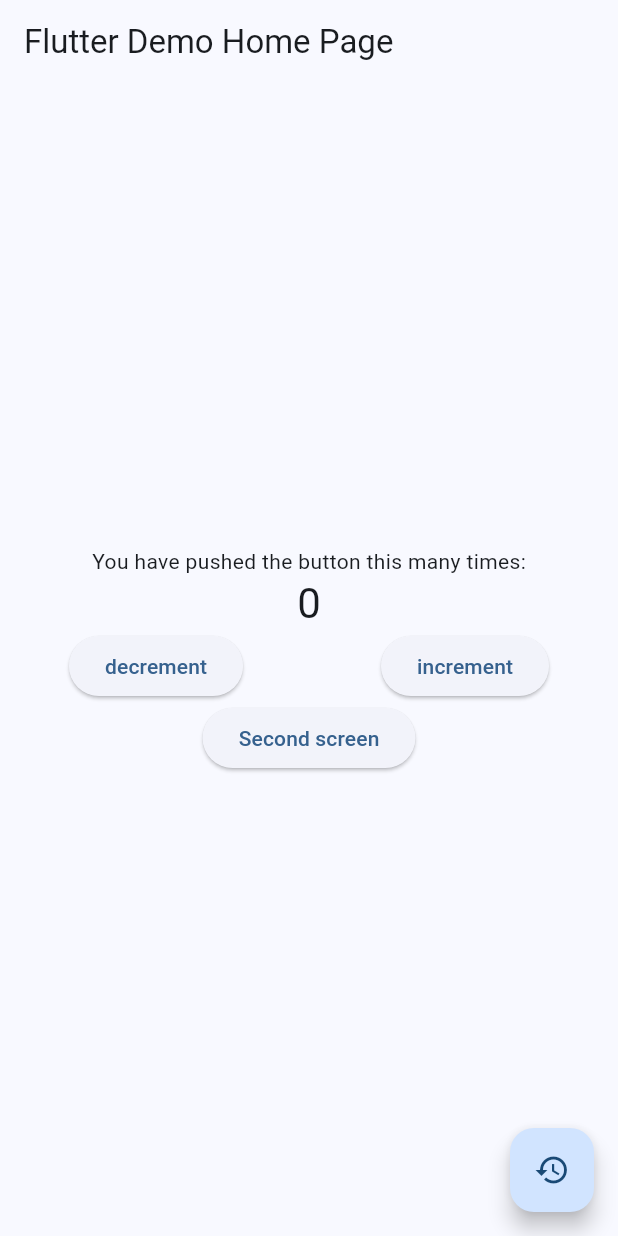
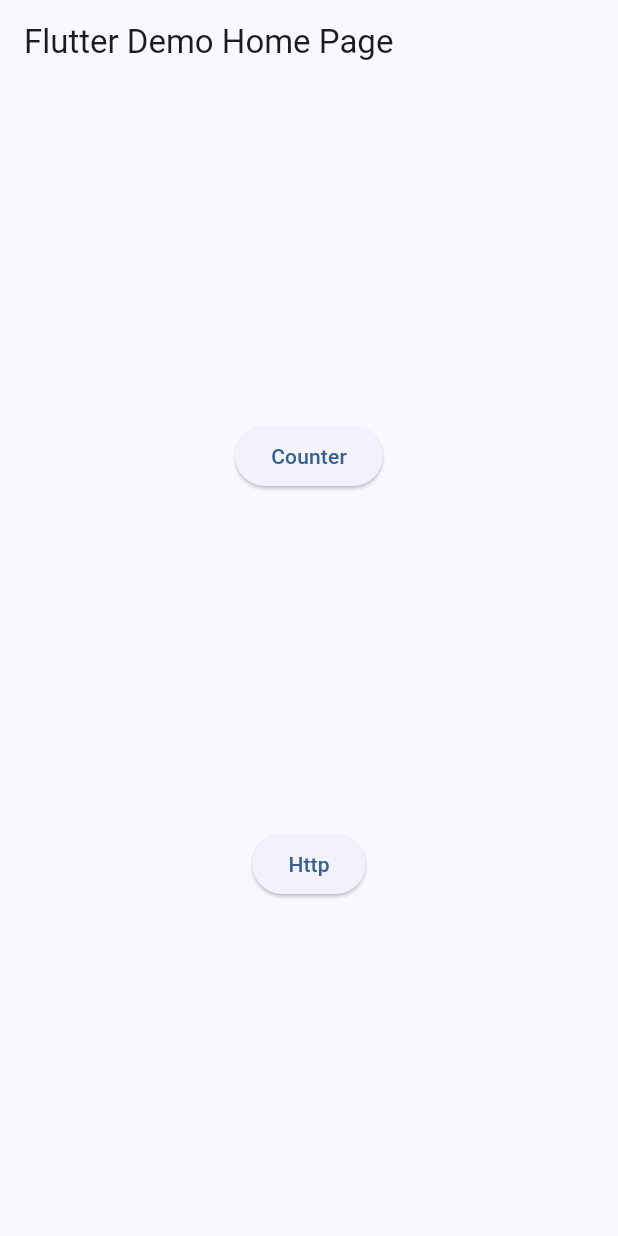
Before and after one commit to tirey93/flutter_application_1, a Flutter app: the screen it shows after launch, on a phone screen of 412 x 824 dp. Run offline on Flutter 3.47's test engine with Material 3 defaults, Android fonts, the phone set to English and light mode, and no system bars.

Commit message:
added http page

```diff
--- a/lib/main.dart
+++ b/lib/main.dart
@@ -3,7 +3,8 @@
 // that can be found in the LICENSE file.
 
 import 'package:flutter/material.dart';
-import 'package:flutter_application_1/second.dart';
+import 'package:flutter_application_1/counter.dart';
+import 'package:flutter_application_1/http.dart';
 
 void main() => runApp(const MyApp());
 
@@ -18,17 +19,15 @@ class MyApp extends StatelessWidget {
       theme: ThemeData(
         colorSchemeSeed: Colors.blue,
       ),
-      home: const MyHomePage(title: 'Flutter Demo Home Page'),
+      home: const MyHomePage(),
     );
   }
 }
 
+
 class MyHomePage extends StatefulWidget {
-  final String title;
-
   const MyHomePage({
     super.key,
-    required this.title,
   });
 
   @override
@@ -36,59 +35,27 @@ class MyHomePage extends StatefulWidget {
 }
 
 class _MyHomePageState extends State<MyHomePage> {
-  int _counter = 0;
-
-  void onPressedDecr() => setState(() {
-        _counter--;
-      });
-
-  void onPressedIncr() => setState(() {
-        _counter++;
-      });
-  void _resetCounter() {
-    setState(() {
-      _counter = 0;
-    });
-  }
-
   @override
   Widget build(BuildContext context) {
-    return Scaffold(
+    return MaterialApp(
+      title: 'Flutter Demo',
+      debugShowCheckedModeBanner: false,
+      theme: ThemeData(
+        colorSchemeSeed: Colors.blue,
+      ),
+      home: Scaffold(
         appBar: AppBar(
-        title: Text(widget.title),
+          title: const Text('Flutter Demo Home Page'),
         ),
         body: Center(
           child: Column(
-          mainAxisAlignment: MainAxisAlignment.center,
+            mainAxisAlignment: MainAxisAlignment.spaceEvenly,
             children: [
-            const Text(
-              'You have pushed the button this many times:',
-            ),
-            Text(
-              '$_counter',
-              style: Theme.of(context).textTheme.headlineMedium,
-            ),
-            Row(
-              mainAxisAlignment: MainAxisAlignment.spaceAround,
-              children: [
-                ElevatedButton(
-                    onPressed: onPressedDecr, child: const Text("decrement")),
-                ElevatedButton(
-                    onPressed: onPressedIncr, child: const Text("increment")),
-              ],
-            ),
-            ElevatedButton(
-              child: const Text("Second screen"),
-              onPressed: () {
-                  Navigator.push(context, MaterialPageRoute(builder: (context) => const SecondScreen()));
-              }, )
+              ElevatedButton(onPressed: () => Navigator.push(context, MaterialPageRoute(builder: (context) => const CounterPage())), child: const Text('Counter')),
+              ElevatedButton(onPressed: () => Navigator.push(context, MaterialPageRoute(builder: (context) => const HttpPage())), child: const Text('Http'))
             ],
           ),
         ),
-      floatingActionButton: FloatingActionButton(
-        onPressed: _resetCounter,
-        tooltip: 'Increment',
-        child: const Icon(Icons.restore),
       ),
     );
   }
```
Also changed, not shown: lib/counter.dart (added, +70 -0 lines), lib/http.dart (added, +20 -0 lines), lib/second.dart (deleted, +0 -20 lines). Lines whose indentation alone changed are shown as unchanged.
